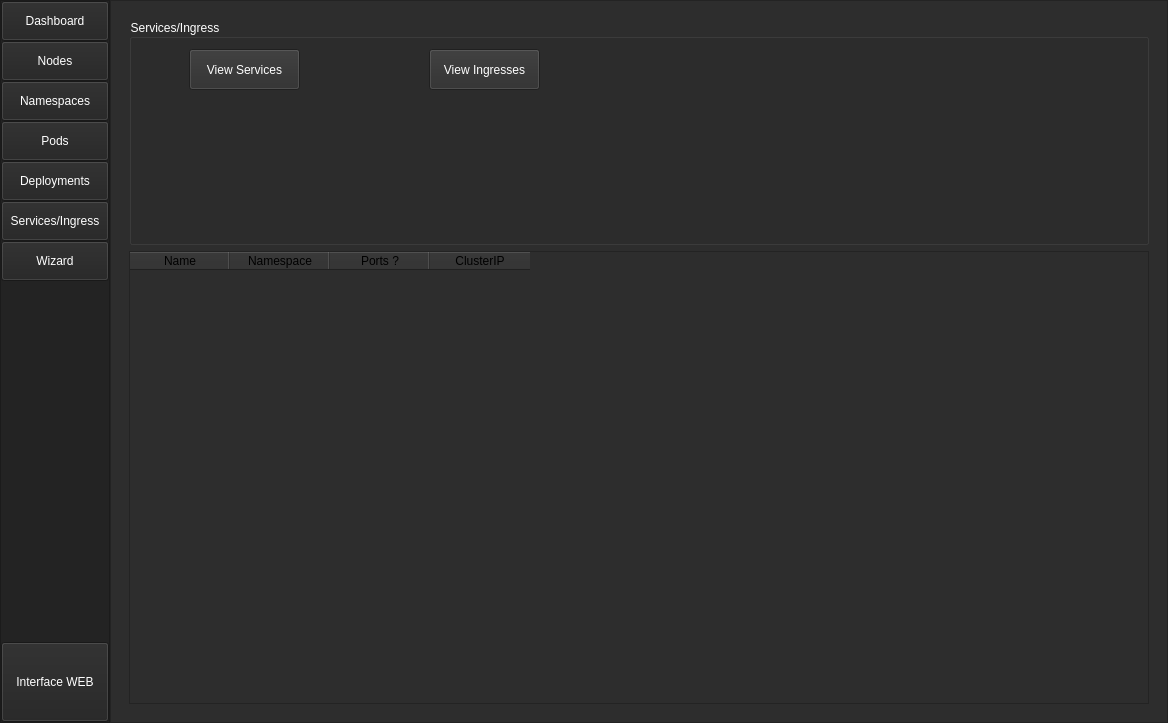
This is UI/ui_main.ui in monico18/LTI2-Kubernetes-Controller as Qt 5 draws it before an edit. The edited form follows.
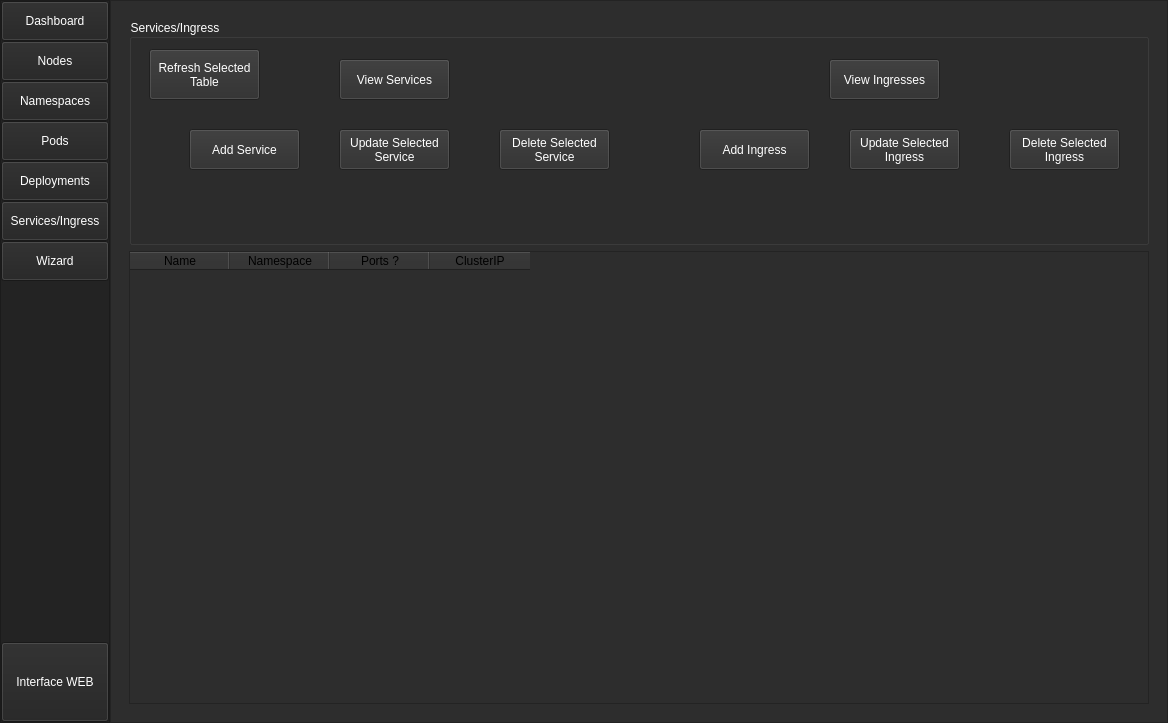
This is the edited form. The open tabs and pages were chosen to show the change.

What changed in the file:
```diff
--- a/UI/ui_main.ui
+++ b/UI/ui_main.ui
@@ -5031,8 +5031,8 @@
                 <widget class="QPushButton" name="btn_add_dhcp_4">
                  <property name="geometry">
                   <rect>
-                   <x>60</x>
-                   <y>30</y>
+                   <x>210</x>
+                   <y>40</y>
                    <width>111</width>
                    <height>41</height>
                   </rect>
@@ -5162,8 +5162,8 @@
                 <widget class="QPushButton" name="btn_add_dhcp_5">
                  <property name="geometry">
                   <rect>
-                   <x>300</x>
-                   <y>30</y>
+                   <x>700</x>
+                   <y>40</y>
                    <width>111</width>
                    <height>41</height>
                   </rect>
@@ -5290,6 +5290,928 @@
                   <string>View Ingresses</string>
                  </property>
                 </widget>
+                <widget class="QPushButton" name="btn_view_services_2">
+                 <property name="geometry">
+                  <rect>
+                   <x>60</x>
+                   <y>110</y>
+                   <width>111</width>
+                   <height>41</height>
+                  </rect>
+                 </property>
+                 <property name="palette">
+                  <palette>
+                   <active>
+                    <colorrole role="Button">
+                     <brush brushstyle="SolidPattern">
+                      <color alpha="255">
+                       <red>45</red>
+                       <green>45</green>
+                       <blue>45</blue>
+                      </color>
+                     </brush>
+                    </colorrole>
+                    <colorrole role="ButtonText">
+                     <brush brushstyle="SolidPattern">
+                      <color alpha="255">
+                       <red>255</red>
+                       <green>255</green>
+                       <blue>255</blue>
+                      </color>
+                     </brush>
+                    </colorrole>
+                    <colorrole role="Base">
+                     <brush brushstyle="SolidPattern">
+                      <color alpha="255">
+                       <red>45</red>
+                       <green>45</green>
+                       <blue>45</blue>
+                      </color>
+                     </brush>
+                    </colorrole>
+                    <colorrole role="Window">
+                     <brush brushstyle="SolidPattern">
+                      <color alpha="255">
+                       <red>45</red>
+                       <green>45</green>
+                       <blue>45</blue>
+                      </color>
+                     </brush>
+                    </colorrole>
+                   </active>
+                   <inactive>
+                    <colorrole role="Button">
+                     <brush brushstyle="SolidPattern">
+                      <color alpha="255">
+                       <red>45</red>
+                       <green>45</green>
+                       <blue>45</blue>
+                      </color>
+                     </brush>
+                    </colorrole>
+                    <colorrole role="ButtonText">
+                     <brush brushstyle="SolidPattern">
+                      <color alpha="255">
+                       <red>255</red>
+                       <green>255</green>
+                       <blue>255</blue>
+                      </color>
+                     </brush>
+                    </colorrole>
+                    <colorrole role="Base">
+                     <brush brushstyle="SolidPattern">
+                      <color alpha="255">
+                       <red>45</red>
+                       <green>45</green>
+                       <blue>45</blue>
+                      </color>
+                     </brush>
+                    </colorrole>
+                    <colorrole role="Window">
+                     <brush brushstyle="SolidPattern">
+                      <color alpha="255">
+                       <red>45</red>
+                       <green>45</green>
+                       <blue>45</blue>
+                      </color>
+                     </brush>
+                    </colorrole>
+                   </inactive>
+                   <disabled>
+                    <colorrole role="Button">
+                     <brush brushstyle="SolidPattern">
+                      <color alpha="255">
+                       <red>45</red>
+                       <green>45</green>
+                       <blue>45</blue>
+                      </color>
+                     </brush>
+                    </colorrole>
+                    <colorrole role="ButtonText">
+                     <brush brushstyle="SolidPattern">
+                      <color alpha="255">
+                       <red>120</red>
+                       <green>120</green>
+                       <blue>120</blue>
+                      </color>
+                     </brush>
+                    </colorrole>
+                    <colorrole role="Base">
+                     <brush brushstyle="SolidPattern">
+                      <color alpha="255">
+                       <red>45</red>
+                       <green>45</green>
+                       <blue>45</blue>
+                      </color>
+                     </brush>
+                    </colorrole>
+                    <colorrole role="Window">
+                     <brush brushstyle="SolidPattern">
+                      <color alpha="255">
+                       <red>45</red>
+                       <green>45</green>
+                       <blue>45</blue>
+                      </color>
+                     </brush>
+                    </colorrole>
+                   </disabled>
+                  </palette>
+                 </property>
+                 <property name="text">
+                  <string>Add Service</string>
+                 </property>
+                </widget>
+                <widget class="QPushButton" name="btn_view_services_3">
+                 <property name="geometry">
+                  <rect>
+                   <x>210</x>
+                   <y>110</y>
+                   <width>111</width>
+                   <height>41</height>
+                  </rect>
+                 </property>
+                 <property name="palette">
+                  <palette>
+                   <active>
+                    <colorrole role="Button">
+                     <brush brushstyle="SolidPattern">
+                      <color alpha="255">
+                       <red>45</red>
+                       <green>45</green>
+                       <blue>45</blue>
+                      </color>
+                     </brush>
+                    </colorrole>
+                    <colorrole role="ButtonText">
+                     <brush brushstyle="SolidPattern">
+                      <color alpha="255">
+                       <red>255</red>
+                       <green>255</green>
+                       <blue>255</blue>
+                      </color>
+                     </brush>
+                    </colorrole>
+                    <colorrole role="Base">
+                     <brush brushstyle="SolidPattern">
+                      <color alpha="255">
+                       <red>45</red>
+                       <green>45</green>
+                       <blue>45</blue>
+                      </color>
+                     </brush>
+                    </colorrole>
+                    <colorrole role="Window">
+                     <brush brushstyle="SolidPattern">
+                      <color alpha="255">
+                       <red>45</red>
+                       <green>45</green>
+                       <blue>45</blue>
+                      </color>
+                     </brush>
+                    </colorrole>
+                   </active>
+                   <inactive>
+                    <colorrole role="Button">
+                     <brush brushstyle="SolidPattern">
+                      <color alpha="255">
+                       <red>45</red>
+                       <green>45</green>
+                       <blue>45</blue>
+                      </color>
+                     </brush>
+                    </colorrole>
+                    <colorrole role="ButtonText">
+                     <brush brushstyle="SolidPattern">
+                      <color alpha="255">
+                       <red>255</red>
+                       <green>255</green>
+                       <blue>255</blue>
+                      </color>
+                     </brush>
+                    </colorrole>
+                    <colorrole role="Base">
+                     <brush brushstyle="SolidPattern">
+                      <color alpha="255">
+                       <red>45</red>
+                       <green>45</green>
+                       <blue>45</blue>
+                      </color>
+                     </brush>
+                    </colorrole>
+                    <colorrole role="Window">
+                     <brush brushstyle="SolidPattern">
+                      <color alpha="255">
+                       <red>45</red>
+                       <green>45</green>
+                       <blue>45</blue>
+                      </color>
+                     </brush>
+                    </colorrole>
+                   </inactive>
+                   <disabled>
+                    <colorrole role="Button">
+                     <brush brushstyle="SolidPattern">
+                      <color alpha="255">
+                       <red>45</red>
+                       <green>45</green>
+                       <blue>45</blue>
+                      </color>
+                     </brush>
+                    </colorrole>
+                    <colorrole role="ButtonText">
+                     <brush brushstyle="SolidPattern">
+                      <color alpha="255">
+                       <red>120</red>
+                       <green>120</green>
+                       <blue>120</blue>
+                      </color>
+                     </brush>
+                    </colorrole>
+                    <colorrole role="Base">
+                     <brush brushstyle="SolidPattern">
+                      <color alpha="255">
+                       <red>45</red>
+                       <green>45</green>
+                       <blue>45</blue>
+                      </color>
+                     </brush>
+                    </colorrole>
+                    <colorrole role="Window">
+                     <brush brushstyle="SolidPattern">
+                      <color alpha="255">
+                       <red>45</red>
+                       <green>45</green>
+                       <blue>45</blue>
+                      </color>
+                     </brush>
+                    </colorrole>
+                   </disabled>
+                  </palette>
+                 </property>
+                 <property name="text">
+                  <string>Update Selected
+Service</string>
+                 </property>
+                </widget>
+                <widget class="QPushButton" name="btn_view_services_4">
+                 <property name="geometry">
+                  <rect>
+                   <x>370</x>
+                   <y>110</y>
+                   <width>111</width>
+                   <height>41</height>
+                  </rect>
+                 </property>
+                 <property name="palette">
+                  <palette>
+                   <active>
+                    <colorrole role="Button">
+                     <brush brushstyle="SolidPattern">
+                      <color alpha="255">
+                       <red>45</red>
+                       <green>45</green>
+                       <blue>45</blue>
+                      </color>
+                     </brush>
+                    </colorrole>
+                    <colorrole role="ButtonText">
+                     <brush brushstyle="SolidPattern">
+                      <color alpha="255">
+                       <red>255</red>
+                       <green>255</green>
+                       <blue>255</blue>
+                      </color>
+                     </brush>
+                    </colorrole>
+                    <colorrole role="Base">
+                     <brush brushstyle="SolidPattern">
+                      <color alpha="255">
+                       <red>45</red>
+                       <green>45</green>
+                       <blue>45</blue>
+                      </color>
+                     </brush>
+                    </colorrole>
+                    <colorrole role="Window">
+                     <brush brushstyle="SolidPattern">
+                      <color alpha="255">
+                       <red>45</red>
+                       <green>45</green>
+                       <blue>45</blue>
+                      </color>
+                     </brush>
+                    </colorrole>
+                   </active>
+                   <inactive>
+                    <colorrole role="Button">
+                     <brush brushstyle="SolidPattern">
+                      <color alpha="255">
+                       <red>45</red>
+                       <green>45</green>
+                       <blue>45</blue>
+                      </color>
+                     </brush>
+                    </colorrole>
+                    <colorrole role="ButtonText">
+                     <brush brushstyle="SolidPattern">
+                      <color alpha="255">
+                       <red>255</red>
+                       <green>255</green>
+                       <blue>255</blue>
+                      </color>
+                     </brush>
+                    </colorrole>
+                    <colorrole role="Base">
+                     <brush brushstyle="SolidPattern">
+                      <color alpha="255">
+                       <red>45</red>
+                       <green>45</green>
+                       <blue>45</blue>
+                      </color>
+                     </brush>
+                    </colorrole>
+                    <colorrole role="Window">
+                     <brush brushstyle="SolidPattern">
+                      <color alpha="255">
+                       <red>45</red>
+                       <green>45</green>
+                       <blue>45</blue>
+                      </color>
+                     </brush>
+                    </colorrole>
+                   </inactive>
+                   <disabled>
+                    <colorrole role="Button">
+                     <brush brushstyle="SolidPattern">
+                      <color alpha="255">
+                       <red>45</red>
+                       <green>45</green>
+                       <blue>45</blue>
+                      </color>
+                     </brush>
+                    </colorrole>
+                    <colorrole role="ButtonText">
+                     <brush brushstyle="SolidPattern">
+                      <color alpha="255">
+                       <red>120</red>
+                       <green>120</green>
+                       <blue>120</blue>
+                      </color>
+                     </brush>
+                    </colorrole>
+                    <colorrole role="Base">
+                     <brush brushstyle="SolidPattern">
+                      <color alpha="255">
+                       <red>45</red>
+                       <green>45</green>
+                       <blue>45</blue>
+                      </color>
+                     </brush>
+                    </colorrole>
+                    <colorrole role="Window">
+                     <brush brushstyle="SolidPattern">
+                      <color alpha="255">
+                       <red>45</red>
+                       <green>45</green>
+                       <blue>45</blue>
+                      </color>
+                     </brush>
+                    </colorrole>
+                   </disabled>
+                  </palette>
+                 </property>
+                 <property name="text">
+                  <string>Delete Selected
+Service</string>
+                 </property>
+                </widget>
+                <widget class="QPushButton" name="btn_view_services_5">
+                 <property name="geometry">
+                  <rect>
+                   <x>880</x>
+                   <y>110</y>
+                   <width>111</width>
+                   <height>41</height>
+                  </rect>
+                 </property>
+                 <property name="palette">
+                  <palette>
+                   <active>
+                    <colorrole role="Button">
+                     <brush brushstyle="SolidPattern">
+                      <color alpha="255">
+                       <red>45</red>
+                       <green>45</green>
+                       <blue>45</blue>
+                      </color>
+                     </brush>
+                    </colorrole>
+                    <colorrole role="ButtonText">
+                     <brush brushstyle="SolidPattern">
+                      <color alpha="255">
+                       <red>255</red>
+                       <green>255</green>
+                       <blue>255</blue>
+                      </color>
+                     </brush>
+                    </colorrole>
+                    <colorrole role="Base">
+                     <brush brushstyle="SolidPattern">
+                      <color alpha="255">
+                       <red>45</red>
+                       <green>45</green>
+                       <blue>45</blue>
+                      </color>
+                     </brush>
+                    </colorrole>
+                    <colorrole role="Window">
+                     <brush brushstyle="SolidPattern">
+                      <color alpha="255">
+                       <red>45</red>
+                       <green>45</green>
+                       <blue>45</blue>
+                      </color>
+                     </brush>
+                    </colorrole>
+                   </active>
+                   <inactive>
+                    <colorrole role="Button">
+                     <brush brushstyle="SolidPattern">
+                      <color alpha="255">
+                       <red>45</red>
+                       <green>45</green>
+                       <blue>45</blue>
+                      </color>
+                     </brush>
+                    </colorrole>
+                    <colorrole role="ButtonText">
+                     <brush brushstyle="SolidPattern">
+                      <color alpha="255">
+                       <red>255</red>
+                       <green>255</green>
+                       <blue>255</blue>
+                      </color>
+                     </brush>
+                    </colorrole>
+                    <colorrole role="Base">
+                     <brush brushstyle="SolidPattern">
+                      <color alpha="255">
+                       <red>45</red>
+                       <green>45</green>
+                       <blue>45</blue>
+                      </color>
+                     </brush>
+                    </colorrole>
+                    <colorrole role="Window">
+                     <brush brushstyle="SolidPattern">
+                      <color alpha="255">
+                       <red>45</red>
+                       <green>45</green>
+                       <blue>45</blue>
+                      </color>
+                     </brush>
+                    </colorrole>
+                   </inactive>
+                   <disabled>
+                    <colorrole role="Button">
+                     <brush brushstyle="SolidPattern">
+                      <color alpha="255">
+                       <red>45</red>
+                       <green>45</green>
+                       <blue>45</blue>
+                      </color>
+                     </brush>
+                    </colorrole>
+                    <colorrole role="ButtonText">
+                     <brush brushstyle="SolidPattern">
+                      <color alpha="255">
+                       <red>120</red>
+                       <green>120</green>
+                       <blue>120</blue>
+                      </color>
+                     </brush>
+                    </colorrole>
+                    <colorrole role="Base">
+                     <brush brushstyle="SolidPattern">
+                      <color alpha="255">
+                       <red>45</red>
+                       <green>45</green>
+                       <blue>45</blue>
+                      </color>
+                     </brush>
+                    </colorrole>
+                    <colorrole role="Window">
+                     <brush brushstyle="SolidPattern">
+                      <color alpha="255">
+                       <red>45</red>
+                       <green>45</green>
+                       <blue>45</blue>
+                      </color>
+                     </brush>
+                    </colorrole>
+                   </disabled>
+                  </palette>
+                 </property>
+                 <property name="text">
+                  <string>Delete Selected
+Ingress</string>
+                 </property>
+                </widget>
+                <widget class="QPushButton" name="btn_view_services_6">
+                 <property name="geometry">
+                  <rect>
+                   <x>570</x>
+                   <y>110</y>
+                   <width>111</width>
+                   <height>41</height>
+                  </rect>
+                 </property>
+                 <property name="palette">
+                  <palette>
+                   <active>
+                    <colorrole role="Button">
+                     <brush brushstyle="SolidPattern">
+                      <color alpha="255">
+                       <red>45</red>
+                       <green>45</green>
+                       <blue>45</blue>
+                      </color>
+                     </brush>
+                    </colorrole>
+                    <colorrole role="ButtonText">
+                     <brush brushstyle="SolidPattern">
+                      <color alpha="255">
+                       <red>255</red>
+                       <green>255</green>
+                       <blue>255</blue>
+                      </color>
+                     </brush>
+                    </colorrole>
+                    <colorrole role="Base">
+                     <brush brushstyle="SolidPattern">
+                      <color alpha="255">
+                       <red>45</red>
+                       <green>45</green>
+                       <blue>45</blue>
+                      </color>
+                     </brush>
+                    </colorrole>
+                    <colorrole role="Window">
+                     <brush brushstyle="SolidPattern">
+                      <color alpha="255">
+                       <red>45</red>
+                       <green>45</green>
+                       <blue>45</blue>
+                      </color>
+                     </brush>
+                    </colorrole>
+                   </active>
+                   <inactive>
+                    <colorrole role="Button">
+                     <brush brushstyle="SolidPattern">
+                      <color alpha="255">
+                       <red>45</red>
+                       <green>45</green>
+                       <blue>45</blue>
+                      </color>
+                     </brush>
+                    </colorrole>
+                    <colorrole role="ButtonText">
+                     <brush brushstyle="SolidPattern">
+                      <color alpha="255">
+                       <red>255</red>
+                       <green>255</green>
+                       <blue>255</blue>
+                      </color>
+                     </brush>
+                    </colorrole>
+                    <colorrole role="Base">
+                     <brush brushstyle="SolidPattern">
+                      <color alpha="255">
+                       <red>45</red>
+                       <green>45</green>
+                       <blue>45</blue>
+                      </color>
+                     </brush>
+                    </colorrole>
+                    <colorrole role="Window">
+                     <brush brushstyle="SolidPattern">
+                      <color alpha="255">
+                       <red>45</red>
+                       <green>45</green>
+                       <blue>45</blue>
+                      </color>
+                     </brush>
+                    </colorrole>
+                   </inactive>
+                   <disabled>
+                    <colorrole role="Button">
+                     <brush brushstyle="SolidPattern">
+                      <color alpha="255">
+                       <red>45</red>
+                       <green>45</green>
+                       <blue>45</blue>
+                      </color>
+                     </brush>
+                    </colorrole>
+                    <colorrole role="ButtonText">
+                     <brush brushstyle="SolidPattern">
+                      <color alpha="255">
+                       <red>120</red>
+                       <green>120</green>
+                       <blue>120</blue>
+                      </color>
+                     </brush>
+                    </colorrole>
+                    <colorrole role="Base">
+                     <brush brushstyle="SolidPattern">
+                      <color alpha="255">
+                       <red>45</red>
+                       <green>45</green>
+                       <blue>45</blue>
+                      </color>
+                     </brush>
+                    </colorrole>
+                    <colorrole role="Window">
+                     <brush brushstyle="SolidPattern">
+                      <color alpha="255">
+                       <red>45</red>
+                       <green>45</green>
+                       <blue>45</blue>
+                      </color>
+                     </brush>
+                    </colorrole>
+                   </disabled>
+                  </palette>
+                 </property>
+                 <property name="text">
+                  <string>Add Ingress</string>
+                 </property>
+                </widget>
+                <widget class="QPushButton" name="btn_view_services_7">
+                 <property name="geometry">
+                  <rect>
+                   <x>720</x>
+                   <y>110</y>
+                   <width>111</width>
+                   <height>41</height>
+                  </rect>
+                 </property>
+                 <property name="palette">
+                  <palette>
+                   <active>
+                    <colorrole role="Button">
+                     <brush brushstyle="SolidPattern">
+                      <color alpha="255">
+                       <red>45</red>
+                       <green>45</green>
+                       <blue>45</blue>
+                      </color>
+                     </brush>
+                    </colorrole>
+                    <colorrole role="ButtonText">
+                     <brush brushstyle="SolidPattern">
+                      <color alpha="255">
+                       <red>255</red>
+                       <green>255</green>
+                       <blue>255</blue>
+                      </color>
+                     </brush>
+                    </colorrole>
+                    <colorrole role="Base">
+                     <brush brushstyle="SolidPattern">
+                      <color alpha="255">
+                       <red>45</red>
+                       <green>45</green>
+                       <blue>45</blue>
+                      </color>
+                     </brush>
+                    </colorrole>
+                    <colorrole role="Window">
+                     <brush brushstyle="SolidPattern">
+                      <color alpha="255">
+                       <red>45</red>
+                       <green>45</green>
+                       <blue>45</blue>
+                      </color>
+                     </brush>
+                    </colorrole>
+                   </active>
+                   <inactive>
+                    <colorrole role="Button">
+                     <brush brushstyle="SolidPattern">
+                      <color alpha="255">
+                       <red>45</red>
+                       <green>45</green>
+                       <blue>45</blue>
+                      </color>
+                     </brush>
+                    </colorrole>
+                    <colorrole role="ButtonText">
+                     <brush brushstyle="SolidPattern">
+                      <color alpha="255">
+                       <red>255</red>
+                       <green>255</green>
+                       <blue>255</blue>
+                      </color>
+                     </brush>
+                    </colorrole>
+                    <colorrole role="Base">
+                     <brush brushstyle="SolidPattern">
+                      <color alpha="255">
+                       <red>45</red>
+                       <green>45</green>
+                       <blue>45</blue>
+                      </color>
+                     </brush>
+                    </colorrole>
+                    <colorrole role="Window">
+                     <brush brushstyle="SolidPattern">
+                      <color alpha="255">
+                       <red>45</red>
+                       <green>45</green>
+                       <blue>45</blue>
+                      </color>
+                     </brush>
+                    </colorrole>
+                   </inactive>
+                   <disabled>
+                    <colorrole role="Button">
+                     <brush brushstyle="SolidPattern">
+                      <color alpha="255">
+                       <red>45</red>
+                       <green>45</green>
+                       <blue>45</blue>
+                      </color>
+                     </brush>
+                    </colorrole>
+                    <colorrole role="ButtonText">
+                     <brush brushstyle="SolidPattern">
+                      <color alpha="255">
+                       <red>120</red>
+                       <green>120</green>
+                       <blue>120</blue>
+                      </color>
+                     </brush>
+                    </colorrole>
+                    <colorrole role="Base">
+                     <brush brushstyle="SolidPattern">
+                      <color alpha="255">
+                       <red>45</red>
+                       <green>45</green>
+                       <blue>45</blue>
+                      </color>
+                     </brush>
+                    </colorrole>
+                    <colorrole role="Window">
+                     <brush brushstyle="SolidPattern">
+                      <color alpha="255">
+                       <red>45</red>
+                       <green>45</green>
+                       <blue>45</blue>
+                      </color>
+                     </brush>
+                    </colorrole>
+                   </disabled>
+                  </palette>
+                 </property>
+                 <property name="text">
+                  <string>Update Selected
+Ingress</string>
+                 </property>
+                </widget>
+                <widget class="QPushButton" name="btn_refresh_SI_table">
+                 <property name="geometry">
+                  <rect>
+                   <x>20</x>
+                   <y>30</y>
+                   <width>111</width>
+                   <height>51</height>
+                  </rect>
+                 </property>
+                 <property name="palette">
+                  <palette>
+                   <active>
+                    <colorrole role="Button">
+                     <brush brushstyle="SolidPattern">
+                      <color alpha="255">
+                       <red>45</red>
+                       <green>45</green>
+                       <blue>45</blue>
+                      </color>
+                     </brush>
+                    </colorrole>
+                    <colorrole role="ButtonText">
+                     <brush brushstyle="SolidPattern">
+                      <color alpha="255">
+                       <red>255</red>
+                       <green>255</green>
+                       <blue>255</blue>
+                      </color>
+                     </brush>
+                    </colorrole>
+                    <colorrole role="Base">
+                     <brush brushstyle="SolidPattern">
+                      <color alpha="255">
+                       <red>45</red>
+                       <green>45</green>
+                       <blue>45</blue>
+                      </color>
+                     </brush>
+                    </colorrole>
+                    <colorrole role="Window">
+                     <brush brushstyle="SolidPattern">
+                      <color alpha="255">
+                       <red>45</red>
+                       <green>45</green>
+                       <blue>45</blue>
+                      </color>
+                     </brush>
+                    </colorrole>
+                   </active>
+                   <inactive>
+                    <colorrole role="Button">
+                     <brush brushstyle="SolidPattern">
+                      <color alpha="255">
+                       <red>45</red>
+                       <green>45</green>
+                       <blue>45</blue>
+                      </color>
+                     </brush>
+                    </colorrole>
+                    <colorrole role="ButtonText">
+                     <brush brushstyle="SolidPattern">
+                      <color alpha="255">
+                       <red>255</red>
+                       <green>255</green>
+                       <blue>255</blue>
+                      </color>
+                     </brush>
+                    </colorrole>
+                    <colorrole role="Base">
+                     <brush brushstyle="SolidPattern">
+                      <color alpha="255">
+                       <red>45</red>
+                       <green>45</green>
+                       <blue>45</blue>
+                      </color>
+                     </brush>
+                    </colorrole>
+                    <colorrole role="Window">
+                     <brush brushstyle="SolidPattern">
+                      <color alpha="255">
+                       <red>45</red>
+                       <green>45</green>
+                       <blue>45</blue>
+                      </color>
+                     </brush>
+                    </colorrole>
+                   </inactive>
+                   <disabled>
+                    <colorrole role="Button">
+                     <brush brushstyle="SolidPattern">
+                      <color alpha="255">
+                       <red>45</red>
+                       <green>45</green>
+                       <blue>45</blue>
+                      </color>
+                     </brush>
+                    </colorrole>
+                    <colorrole role="ButtonText">
+                     <brush brushstyle="SolidPattern">
+                      <color alpha="255">
+                       <red>120</red>
+                       <green>120</green>
+                       <blue>120</blue>
+                      </color>
+                     </brush>
+                    </colorrole>
+                    <colorrole role="Base">
+                     <brush brushstyle="SolidPattern">
+                      <color alpha="255">
+                       <red>45</red>
+                       <green>45</green>
+                       <blue>45</blue>
+                      </color>
+                     </brush>
+                    </colorrole>
+                    <colorrole role="Window">
+                     <brush brushstyle="SolidPattern">
+                      <color alpha="255">
+                       <red>45</red>
+                       <green>45</green>
+                       <blue>45</blue>
+                      </color>
+                     </brush>
+                    </colorrole>
+                   </disabled>
+                  </palette>
+                 </property>
+                 <property name="text">
+                  <string>Refresh Selected
+Table</string>
+                 </property>
+                </widget>
                </widget>
               </item>
               <item>
```
Left out of the diff: 425 changed lines with no effect on the pictures.
